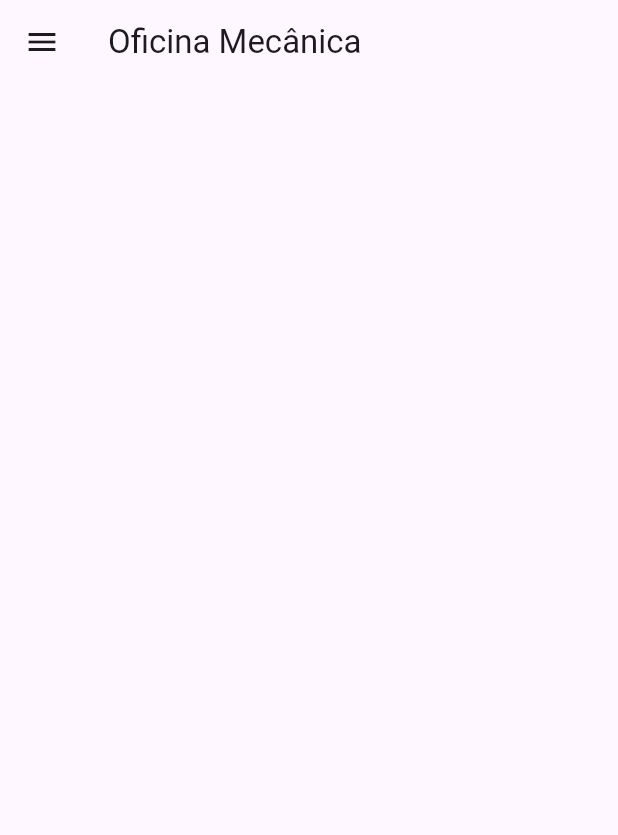
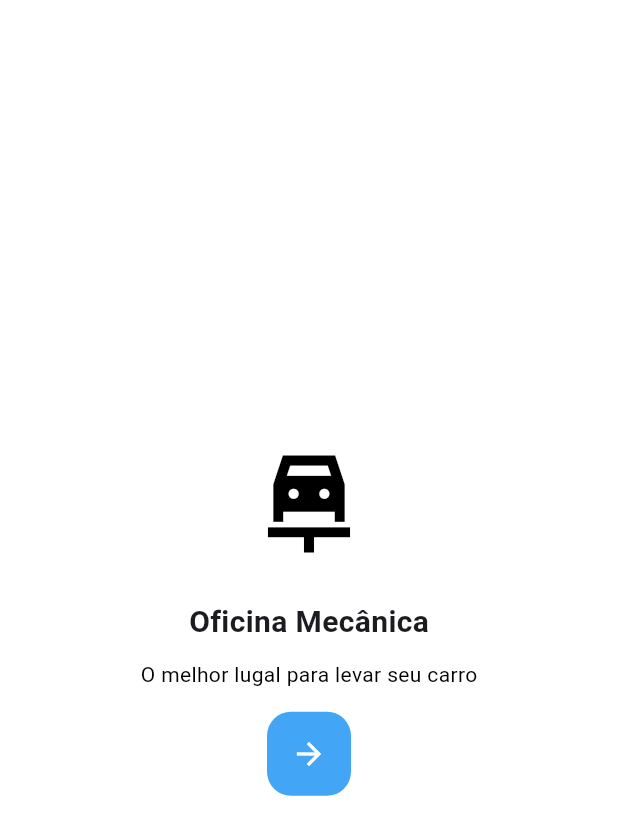
Before and after one commit to mramgti/flutter_app_oficina_mecanica_template, a Flutter app: the screen it shows after launch, on a phone screen of 412 x 824 dp. Shown: the top 835 px of the screen. Run offline on Flutter 3.47's test engine with Material 3 defaults, Android fonts, the phone set to English and light mode, and no system bars; our stand-ins replace sqflite_common_ffi; accounts and stored records are empty.

Commit message:
New Update

```diff
--- a/lib/main.dart
+++ b/lib/main.dart
@@ -2,6 +2,7 @@ import 'package:flutter/material.dart';
 import 'package:flutter_app_oficina_mecanica_template/presentation/screen/home_screen.dart';
 import 'package:flutter_app_oficina_mecanica_template/presentation/screen/clientes/clientes_search_screen.dart';
 import 'package:flutter_app_oficina_mecanica_template/presentation/screen/clientes/clientes_form_screen.dart';
+import 'package:flutter_app_oficina_mecanica_template/presentation/screen/intro_screen.dart';
 import 'package:flutter_app_oficina_mecanica_template/routes_names.dart';
 
 void main() {
@@ -15,7 +16,7 @@ class MainApp extends StatelessWidget {
   Widget build(BuildContext context) {
     return MaterialApp(
       debugShowCheckedModeBanner: false,
-      initialRoute: HomeScreen.routeName, // Define a rota principal
+      initialRoute: IntroScreen.routeName, // Define a rota principal
       routes: RoutesNames.routesNames, // Define as rotas da aplicação
     );
   }
--- a/lib/presentation/screen/clientes/clientes_form_screen.dart
+++ b/lib/presentation/screen/clientes/clientes_form_screen.dart
@@ -94,13 +94,13 @@ class _ClientesFormScreenState extends State<ClientesFormScreen> {
                 Navigator.pop(context);
               }
             },
-            icon: const Icon(Icons.check),
+            icon: const Icon(Icons.check, color: Colors.blue,),
           ),
           IconButton(
             onPressed: () {
               Navigator.pop(context);
             },
-            icon: const Icon(Icons.cancel),
+            icon: const Icon(Icons.cancel, color: Colors.red,),
           ),
         ],
         title: const Text('Cadastro de Clientes'),
--- /dev/null
+++ b/lib/presentation/screen/intro_screen.dart
@@ -0,0 +1,56 @@
+import 'package:flutter/material.dart';
+import 'package:flutter_app_oficina_mecanica_template/presentation/screen/home_screen.dart';
+import 'package:flutter_app_oficina_mecanica_template/presentation/screen/login_screen.dart';
+import 'package:flutter_app_oficina_mecanica_template/presentation/widgets/general_button.dart';
+import 'package:flutter_app_oficina_mecanica_template/routes_names.dart';
+
+
+class IntroScreen extends StatelessWidget {
+  static const String routeName = "/";
+  const IntroScreen({super.key});
+
+  @override
+  Widget build(BuildContext context) {
+    return Scaffold(
+      backgroundColor: Colors.white,
+      body: Center(
+        child: Column(
+          mainAxisAlignment: MainAxisAlignment.center,
+          children: [
+            // logo
+            const Icon(
+              Icons.car_repair_sharp,
+              size: 82,
+              color: Colors.black,
+            ),
+
+            const SizedBox(
+              height: 25,
+            ),
+            //title
+            const Text('Oficina Mecânica',
+                style: TextStyle(fontWeight: FontWeight.bold, fontSize: 20)),
+
+            const SizedBox(
+              height: 10,
+            ),
+            //subtitle
+            const Text(
+              'O melhor lugal para levar seu carro',
+              style: TextStyle(
+                  color: Colors.black),
+            ),
+            // button to login
+
+            const SizedBox(
+              height: 15,
+            ),
+            GeneralButton(
+                onTap: () => Navigator.pushNamed(context, LoginScreen.routeName),
+                child: const Icon(Icons.arrow_forward, color: Colors.white,))
+          ],
+        ),
+      ),
+    );
+  }
+}
--- /dev/null
+++ b/lib/presentation/widgets/general_button.dart
@@ -0,0 +1,21 @@
+import 'package:flutter/material.dart';
+
+class GeneralButton extends StatelessWidget {
+  final void Function()? onTap;
+  final Widget child;
+  const GeneralButton({super.key, required this.onTap, required this.child});
+
+  @override
+  Widget build(BuildContext context) {
+    return GestureDetector(
+      onTap: onTap,
+      child: Container(
+        decoration: BoxDecoration(
+            color: Colors.blue[400],
+            borderRadius: BorderRadius.circular(16)),
+        padding: const EdgeInsets.all(16),
+        child: child,
+      ),
+    );
+  }
+}
--- a/lib/routes_names.dart
+++ b/lib/routes_names.dart
@@ -4,9 +4,13 @@ import 'package:flutter_app_oficina_mecanica_template/presentation/screen/endere
 import 'package:flutter_app_oficina_mecanica_template/presentation/screen/home_screen.dart';
 import 'package:flutter_app_oficina_mecanica_template/presentation/screen/clientes/clientes_search_screen.dart';
 import 'package:flutter_app_oficina_mecanica_template/presentation/screen/clientes/clientes_form_screen.dart';
+import 'package:flutter_app_oficina_mecanica_template/presentation/screen/intro_screen.dart';
+import 'package:flutter_app_oficina_mecanica_template/presentation/screen/login_screen.dart';
 
 class RoutesNames {
   static Map<String, WidgetBuilder> get routesNames => {
+        IntroScreen.routeName: (context) => IntroScreen(),
+        LoginScreen.routeName: (context) => LoginScreen(),
         HomeScreen.routeName: (context) => HomeScreen(),
         ClientesSearchScreen.routeName: (context) => ClientesSearchScreen(),
         ClientesFormScreen.routeName: (context) => ClientesFormScreen(),
```
Also changed, not shown: lib/presentation/screen/endereco/endereco_form_screen.dart (+5 -3 lines), lib/presentation/screen/home_screen.dart (+64 -27 lines), lib/presentation/screen/login_screen.dart (added, +104 -0 lines), lib/presentation/widgets/general_text_field.dart (added, +36 -0 lines), lib/presentation/widgets/login_button.dart (added, +28 -0 lines), lib/presentation/widgets/search_widget.dart (+5 -4 lines).
